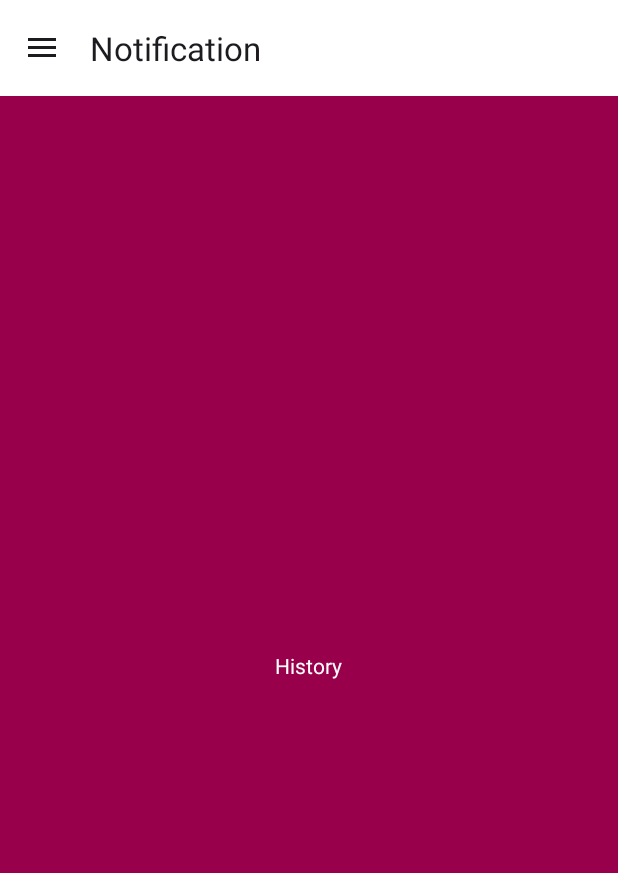
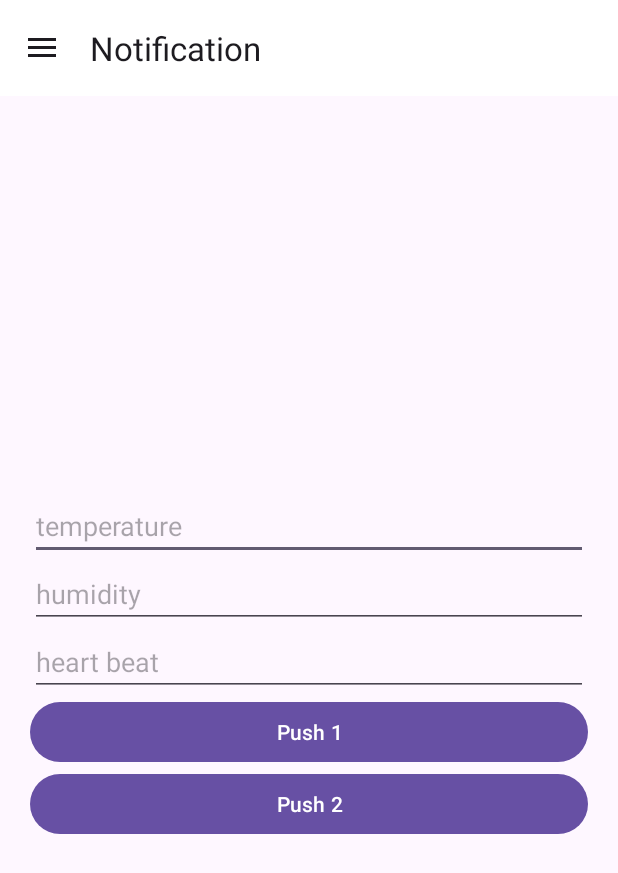
Before and after one commit to Spencer266/smart-baby-cradle, an Android app: the fragment History placed in its activity, in the side drawer, after a tap on "My Profile", on a phone screen of 412 x 824 dp. Shown: the top 873 px of the screen. Run offline under Robolectric (Android 15) with nearby library versions, the phone set to English and light mode, and no system bars; our stand-ins replace Firebase (no records; nobody signed in at launch, a user with empty details on screens opened directly); 3 statements that could not run were skipped.

Commit message:
Change from Mai Hoang Tung

```diff
--- a/app/build.gradle
+++ b/app/build.gradle
@@ -38,6 +38,7 @@ dependencies {
     implementation 'com.google.firebase:firebase-messaging:23.1.0'
     implementation 'com.google.firebase:firebase-database:19.6.0'
     implementation 'com.google.firebase:firebase-auth:21.1.0'
+    implementation 'com.google.firebase:firebase-firestore:24.4.1'
     testImplementation 'junit:junit:4.13.2'
     constraints {
         implementation("org.jetbrains.kotlin:kotlin-stdlib-jdk7:1.8.0") {
--- a/app/src/main/AndroidManifest.xml
+++ b/app/src/main/AndroidManifest.xml
@@ -12,6 +12,9 @@
         android:supportsRtl="true"
         android:theme="@style/Theme.Notification"
         tools:targetApi="31">
+        <activity
+            android:name=".FogotPasswordActivity"
+            android:exported="false" />
         <activity
             android:name=".SignUp"
             android:exported="false" />
--- a/app/src/main/java/com/example/notification/MainActivity.java
+++ b/app/src/main/java/com/example/notification/MainActivity.java
@@ -19,11 +19,16 @@ import android.view.MenuItem;
 import android.view.View;
 import android.widget.ImageView;
 import android.widget.TextView;
+import android.widget.Toast;
 
 import com.bumptech.glide.Glide;
+import com.example.notification.fragment.Account;
+import com.example.notification.fragment.ChangePassword;
 import com.example.notification.fragment.History;
 import com.example.notification.fragment.Home;
 import com.google.android.gms.tasks.OnCompleteListener;
+import com.google.android.gms.tasks.OnFailureListener;
+import com.google.android.gms.tasks.OnSuccessListener;
 import com.google.android.gms.tasks.Task;
 import com.google.android.material.navigation.NavigationView;
 import com.google.firebase.auth.FirebaseAuth;
@@ -33,15 +38,20 @@ import com.google.firebase.database.DatabaseError;
 import com.google.firebase.database.DatabaseReference;
 import com.google.firebase.database.FirebaseDatabase;
 import com.google.firebase.database.ValueEventListener;
+import com.google.firebase.firestore.DocumentReference;
+import com.google.firebase.firestore.FirebaseFirestore;
 import com.google.firebase.messaging.FirebaseMessaging;
+
+import java.util.HashMap;
+import java.util.Map;
 
 public class MainActivity extends AppCompatActivity implements NavigationView.OnNavigationItemSelectedListener {
     private DrawerLayout mdrawerLayout;
-    private TextView txt;
-
     private NavigationView navigationView;
     private static final int FRAGMENT_HOME = 0;
     private static final int FRAGMENT_HISTORY = 1;
+    private static final int FRAGMENT_ACCOUNT = 2;
+    private static final int FRAGMENT_CHANGE_PASSWORD = 3;
     private int currentFragment = FRAGMENT_HOME;
 
     private ImageView img_avatar;
@@ -90,6 +100,7 @@ public class MainActivity extends AppCompatActivity implements NavigationView.On
         navigationView.getMenu().findItem(R.id.nav_home).setChecked(true);
         showUserInformation();
     }
+
     @Override
     public boolean onNavigationItemSelected(@NonNull MenuItem item) {
         int id = item.getItemId();
@@ -98,12 +109,27 @@ public class MainActivity extends AppCompatActivity implements NavigationView.On
                 replaceFragment(new Home());
                 currentFragment = FRAGMENT_HOME;
             }
-        } else if (id == R.id.nav_history) {
+        }
+        else if (id == R.id.nav_history) {
             if (currentFragment != FRAGMENT_HISTORY) {
                 replaceFragment(new History());
                 currentFragment = FRAGMENT_HISTORY;
             }
-        } else if(id == R.id.nav_signOut){
+
+        }
+        else if(id == R.id.nav_account){
+            if (currentFragment != FRAGMENT_ACCOUNT) {
+                replaceFragment(new Account());
+                currentFragment = FRAGMENT_ACCOUNT;
+            }
+        }
+        else if(id == R.id.nav_change_password){
+            if (currentFragment != FRAGMENT_CHANGE_PASSWORD) {
+                replaceFragment(new ChangePassword());
+                currentFragment = FRAGMENT_CHANGE_PASSWORD;
+            }
+        }
+        else if(id == R.id.nav_signOut){
             FirebaseAuth.getInstance().signOut();
             Intent intent = new Intent(this, SignInAcitivity.class);
             startActivity(intent);
--- a/app/src/main/java/com/example/notification/fragment/History.java
+++ b/app/src/main/java/com/example/notification/fragment/History.java
@@ -4,17 +4,121 @@ import android.os.Bundle;
 import android.view.LayoutInflater;
 import android.view.View;
 import android.view.ViewGroup;
+import android.widget.Button;
+import android.widget.EditText;
+import android.widget.Toast;
 
 import androidx.annotation.NonNull;
 import androidx.annotation.Nullable;
 import androidx.fragment.app.Fragment;
 
 import com.example.notification.R;
+import com.google.android.gms.tasks.OnSuccessListener;
+import com.google.firebase.auth.FirebaseAuth;
+import com.google.firebase.firestore.CollectionReference;
+import com.google.firebase.firestore.DocumentReference;
+import com.google.firebase.firestore.FirebaseFirestore;
+
+import java.text.SimpleDateFormat;
+import java.util.Date;
+import java.util.HashMap;
+import java.util.Locale;
+import java.util.Map;
 
 public class History extends Fragment {
+    private View mView;
+    private EditText temerature, humidity, heart_beat;
+    private Button btn_push, btn_push2;
+    private FirebaseAuth fAuth;
+    private FirebaseFirestore fStore;
+    private String userID;
+
     @Nullable
     @Override
     public View onCreateView(@NonNull LayoutInflater inflater, @Nullable ViewGroup container, @Nullable Bundle savedInstanceState) {
-        return inflater.inflate(R.layout.fragment_history, container, false);
+        mView = inflater.inflate(R.layout.fragment_history, container, false);
+        init();
+        btn_push.setOnClickListener(new View.OnClickListener() {
+            @Override
+            public void onClick(View view) {
+                pushData();
+            }
+        });
+
+        btn_push2.setOnClickListener(new View.OnClickListener() {
+            @Override
+            public void onClick(View view) {
+                pushData2();
+            }
+        });
+        return mView;
+    }
+
+    private void pushData2() {
+
+            DocumentReference userDocRef = fStore.collection("user").document(userID);
+
+            // Tạo một đối tượng SimpleDateFormat với định dạng mong muốn
+            SimpleDateFormat dateFormat = new SimpleDateFormat("dd-MM-yyyy  HH:mm:ss", Locale.getDefault());
+
+            // Tạo một kiểu Timestamp cho mốc thời gian hiện tại
+            Date currentTime = new Date();
+            String formattedTime = dateFormat.format(currentTime);
+
+            DocumentReference timestampDocRef = userDocRef.collection("data").document(formattedTime);
+
+            Map<String, Object> data = new HashMap<>();
+            data.put("temperature", Double.parseDouble(temerature.getText().toString().trim()));
+            data.put("humidity", Double.parseDouble(humidity.getText().toString().trim()));
+            data.put("heart_beat", Double.parseDouble(heart_beat.getText().toString().trim()));
+            data.put("timestamp", formattedTime); // Lưu trường thời gian vào Firestore
+
+            timestampDocRef.set(data).addOnSuccessListener(new OnSuccessListener<Void>() {
+                @Override
+                public void onSuccess(Void unused) {
+                    Toast.makeText(getActivity(), "Data pushed successfully", Toast.LENGTH_SHORT).show();
+                }
+            });
+
+    }
+
+    private void pushData() {
+        DocumentReference userDocRef = fStore.collection("users").document(userID);
+
+        SimpleDateFormat dateFormat = new SimpleDateFormat("dd-MM-yyyy", Locale.getDefault());
+        SimpleDateFormat timeFormat = new SimpleDateFormat("HH:mm:ss", Locale.getDefault());
+
+        Date currentTime = new Date();
+        String formattedDate = dateFormat.format(currentTime);
+        String formattedTime = timeFormat.format(currentTime);
+
+        CollectionReference dataCollectionRef = userDocRef.collection("data");
+        DocumentReference timeDocRef = dataCollectionRef.document(formattedDate);
+
+        Map<String, Object> data = new HashMap<>();
+        data.put("temperature", Double.parseDouble(temerature.getText().toString().trim()));
+        data.put("humidity", Double.parseDouble(humidity.getText().toString().trim()));
+        data.put("heart_beat", Double.parseDouble(heart_beat.getText().toString().trim()));
+
+        timeDocRef.collection("time_data").document(formattedTime)
+                .set(data)
+                .addOnSuccessListener(new OnSuccessListener<Void>() {
+                    @Override
+                    public void onSuccess(Void unused) {
+                        Toast.makeText(getActivity(), "Data pushed successfully", Toast.LENGTH_SHORT).show();
+                    }
+                });
+    }
+
+
+    private void init() {
+        temerature = mView.findViewById(R.id.item_temperature);
+        humidity = mView.findViewById(R.id.item_humidity);
+        heart_beat = mView.findViewById(R.id.item_heart_beat);
+        btn_push = mView.findViewById(R.id.btn_update);
+        btn_push2 = mView.findViewById(R.id.btn_update2);
+        fAuth = FirebaseAuth.getInstance();
+        fStore = FirebaseFirestore.getInstance();
+        userID = fAuth.getCurrentUser().getUid();
     }
 }
--- a/app/src/main/java/com/example/notification/fragment/Home.java
+++ b/app/src/main/java/com/example/notification/fragment/Home.java
@@ -4,17 +4,157 @@ import android.os.Bundle;
 import android.view.LayoutInflater;
 import android.view.View;
 import android.view.ViewGroup;
+import android.widget.Button;
+import android.widget.TextView;
+import android.widget.Toast;
 
 import androidx.annotation.NonNull;
 import androidx.annotation.Nullable;
 import androidx.fragment.app.Fragment;
+import androidx.recyclerview.widget.DividerItemDecoration;
+import androidx.recyclerview.widget.LinearLayoutManager;
+import androidx.recyclerview.widget.RecyclerView;
 
+import com.example.notification.DataAdapter;
+import com.example.notification.DataItem;
 import com.example.notification.R;
+import com.google.android.gms.tasks.OnCompleteListener;
+import com.google.android.gms.tasks.OnSuccessListener;
+import com.google.android.gms.tasks.Task;
+import com.google.firebase.auth.FirebaseAuth;
+import com.google.firebase.firestore.CollectionReference;
+import com.google.firebase.firestore.DocumentReference;
+import com.google.firebase.firestore.FirebaseFirestore;
+import com.google.firebase.firestore.QueryDocumentSnapshot;
+import com.google.firebase.firestore.QuerySnapshot;
+
+import java.text.SimpleDateFormat;
+import java.util.ArrayList;
+import java.util.Date;
+import java.util.HashMap;
+import java.util.List;
+import java.util.Locale;
+import java.util.Map;
 
 public class Home extends Fragment {
+    private View mView;
+    private Button btn_update;
+    private TextView temperature, humidity, heart_beat;
+    private Button btn_show, btn_test;
+    private FirebaseAuth fAuth;
+    private FirebaseFirestore fStore;
+    private String userID;
     @Nullable
     @Override
     public View onCreateView(@NonNull LayoutInflater inflater, @Nullable ViewGroup container, @Nullable Bundle savedInstanceState) {
-        return inflater.inflate(R.layout.fragment_home, container, false);
+        mView = inflater.inflate(R.layout.fragment_home, container, false);
+
+        init();
+        btn_show.setOnClickListener(new View.OnClickListener() {
+            @Override
+            public void onClick(View view) {
+                Toast.makeText(getActivity(), "success", Toast.LENGTH_SHORT);
+                showUI2();
+            }
+        });
+
+        return mView;
     }
+
+    private void showUI() {
+        CollectionReference userCollectionRef = fStore.collection("users");
+
+        userCollectionRef.document(userID).collection("data")
+                .get()
+                .addOnCompleteListener(new OnCompleteListener<QuerySnapshot>() {
+                    @Override
+                    public void onComplete(@NonNull Task<QuerySnapshot> task) {
+                        if (task.isSuccessful()) {
+                            Toast.makeText(getActivity(), "Get date success", Toast.LENGTH_SHORT).show();
+                            List<DataItem> dataItems = new ArrayList<>();
+                            for (QueryDocumentSnapshot dateDocument : task.getResult()) {
+                                Toast.makeText(getActivity(), "???", Toast.LENGTH_SHORT).show();
+//                                String date = dateDocument.getId();
+//                                Toast.makeText(getActivity(), "???", Toast.LENGTH_SHORT).show();
+//                                CollectionReference timeDataCollectionRef = dateDocument.getReference().collection("time_data");
+//                                timeDataCollectionRef.get().addOnCompleteListener(new OnCompleteListener<QuerySnapshot>() {
+//                                    @Override
+//                                    public void onComplete(@NonNull Task<QuerySnapshot> timeDataTask) {
+//                                        if (timeDataTask.isSuccessful()) {
+//                                            Toast.makeText(getActivity(), "Get time data success", Toast.LENGTH_SHORT).show();
+//                                            for (QueryDocumentSnapshot timeDocument : timeDataTask.getResult()) {
+//                                                String time = timeDocument.getId();
+//                                                double temperatureValue = timeDocument.getDouble("temperature");
+//                                                double humidityValue = timeDocument.getDouble("humidity");
+//                                                double heartBeatValue = timeDocument.getDouble("heart_beat");
+//                                                dataItems.add(new DataItem(temperatureValue, humidityValue, heartBeatValue, date, time));
+//                                            }
+//
+//                                            // Sử dụng RecyclerView để hiển thị danh sách dữ liệu
+//                                            RecyclerView recyclerView = mView.findViewById(R.id.recycler_view);
+//                                            DataAdapter adapter = new DataAdapter(dataItems);
+//                                            recyclerView.setAdapter(adapter);
+//                                            recyclerView.setLayoutManager(new LinearLayoutManager(getActivity()));
+//
+//                                            // Thêm đường chia giữa các items
+//                                            DividerItemDecoration dividerItemDecoration = new DividerItemDecoration(recyclerView.getContext(), LinearLayoutManager.VERTICAL);
+//                                            recyclerView.addItemDecoration(dividerItemDecoration);
+//                                        } else {
+//                                            Toast.makeText(getActivity(), "Get time data fail", Toast.LENGTH_SHORT).show();
+//                                        }
+//                                    }
+//                                });
+                            }
+                            Toast.makeText(getActivity(), "!!!!", Toast.LENGTH_SHORT).show();
+                        } else {
+                            Toast.makeText(getActivity(), "Get data fail", Toast.LENGTH_SHORT).show();
+                        }
+                    }
+                });
+    }
+
+
+    private void showUI2() {
+        CollectionReference userCollectionRef = fStore.collection("user");
+
+        userCollectionRef.document(userID).collection("data")
+                .get()
+                .addOnCompleteListener(new OnCompleteListener<QuerySnapshot>() {
+                    @Override
+                    public void onComplete(@NonNull Task<QuerySnapshot> task) {
+                        if (task.isSuccessful()) {
+                            Toast.makeText(getActivity(), "get data success", Toast.LENGTH_SHORT);
+                            List<DataItem> dataItems = new ArrayList<>();
+                            for (QueryDocumentSnapshot document : task.getResult()) {
+                                double temperatureValue = document.getDouble("temperature");
+                                double humidityValue = document.getDouble("humidity");
+                                double heartBeatValue = document.getDouble("heart_beat");
+
+                                dataItems.add(new DataItem(temperatureValue, humidityValue, heartBeatValue));
+                            }
+
+                            // Sử dụng RecyclerView để hiển thị danh sách dữ liệu
+                            RecyclerView recyclerView = mView.findViewById(R.id.recycler_view);
+                            DataAdapter adapter = new DataAdapter(dataItems);
+                            recyclerView.setAdapter(adapter);
+                            recyclerView.setLayoutManager(new LinearLayoutManager(getActivity()));
+                        } else {
+                            Toast.makeText(getActivity(), "get data fail", Toast.LENGTH_SHORT);
+                        }
+                    }
+                });
+    }
+
+
+    private void init() {
+//        btn_update = mView.findViewById(R.id.btn_push);
+//        temperature = mView.findViewById(R.id.show_temperature);
+//        humidity = mView.findViewById(R.id.show_humidity);
+//        heart_beat = mView.findViewById(R.id.show_heart_beat);
+        fAuth = FirebaseAuth.getInstance();
+        fStore = FirebaseFirestore.getInstance();
+        userID = fAuth.getCurrentUser().getUid();
+        btn_show = mView.findViewById(R.id.btn_show);
+    }
+
 }
--- a/app/src/main/res/layout/activity_sign_in_acitivity.xml
+++ b/app/src/main/res/layout/activity_sign_in_acitivity.xml
@@ -42,14 +42,14 @@
             android:layout_width="wrap_content"
             android:layout_height="wrap_content"
             android:layout_marginLeft="20dp"
-            android:text="Quên mật khẩu"/>
+            android:text="Fogot Fassword"/>
 
         <TextView
             android:id="@+id/signUp"
             android:layout_width="wrap_content"
             android:layout_height="wrap_content"
             android:layout_marginLeft="130dp"
-            android:text="Đăng ký"/>
+            android:text="Register"/>
     </LinearLayout>
 
 
--- a/app/src/main/res/layout/fragment_history.xml
+++ b/app/src/main/res/layout/fragment_history.xml
@@ -4,12 +4,39 @@
     android:layout_height="match_parent"
     android:orientation="vertical"
     android:padding="20dp"
-    android:background="#99004C"
     android:gravity="center">
 
-    <TextView
-        android:layout_width="wrap_content"
+    <EditText
+        android:id="@+id/item_temperature"
+        android:layout_width="match_parent"
         android:layout_height="wrap_content"
-        android:text="History"
-        android:textColor="@color/white"/>
+        android:hint="temperature"
+        android:inputType="number"/>
+
+    <EditText
+        android:id="@+id/item_humidity"
+        android:layout_width="match_parent"
+        android:layout_height="wrap_content"
+        android:hint="humidity"
+        android:inputType="number"/>
+
+    <EditText
+        android:id="@+id/item_heart_beat"
+        android:layout_width="match_parent"
+        android:layout_height="wrap_content"
+        android:hint="heart beat"
+        android:inputType="number"/>
+
+    <Button
+        android:id="@+id/btn_update"
+        android:layout_width="match_parent"
+        android:layout_height="wrap_content"
+        android:text="Push 1"
+        />
+
+    <Button
+        android:id="@+id/btn_update2"
+        android:layout_width="match_parent"
+        android:layout_height="wrap_content"
+        android:text="Push 2"/>
 </LinearLayout>
--- a/app/src/main/res/menu/menu_nav.xml
+++ b/app/src/main/res/menu/menu_nav.xml
@@ -24,11 +24,15 @@
                 android:id="@+id/nav_profile"
                 android:title="@string/nav_profile"
                 android:icon="@drawable/ic_profile" />
-
+            <item
+                android:id="@+id/nav_change_password"
+                android:title="@string/nav_change_password"
+                android:icon="@drawable/ic_change_password" />
             <item
                 android:id="@+id/nav_signOut"
                 android:title="@string/nav_signOut"
-                android:icon="@drawable/ic_lock" />
+                android:icon="@drawable/logout" />
         </menu>
     </item>
+
 </menu>
--- a/app/src/main/res/values/strings.xml
+++ b/app/src/main/res/values/strings.xml
@@ -4,6 +4,7 @@
     <string name="nav_history">History</string>
     <string name="nav_account">Account</string>
     <string name="nav_profile">My Profile</string>
+    <string name="nav_change_password">Change password</string>
     <string name="nav_signOut">Sign out</string>
 
     <string name="navigation_drawer_open">Open Navigation drawer</string>
```
Also changed, not shown: app/src/main/java/com/example/notification/FogotPasswordActivity.java (added, +52 -0 lines), app/src/main/java/com/example/notification/SignInAcitivity.java (+13 -2 lines), app/src/main/res/layout/activity_fogot_password.xml (added, +31 -0 lines), app/src/main/res/layout/fragment_home.xml (+11 -5 lines).
